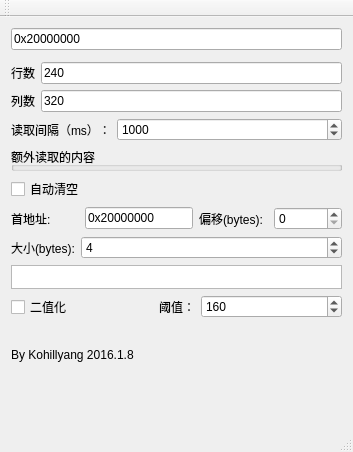
Old version of the form mainwindow.ui in the repository kohillyang/smart-car-camera-read-by-jlink-and-qt.
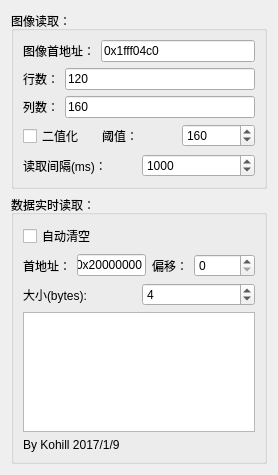
New version of the form.

Commit message: 重新布局，修复在高分屏上布局错乱的bug

```diff
--- a/mainwindow.ui
+++ b/mainwindow.ui
@@ -1,215 +1,86 @@
 <?xml version="1.0" encoding="UTF-8"?>
 <ui version="4.0">
  <class>MainWindow</class>
- <widget class="QMainWindow" name="MainWindow">
+ <widget class="QWidget" name="MainWindow">
   <property name="geometry">
    <rect>
     <x>0</x>
     <y>0</y>
-    <width>353</width>
-    <height>452</height>
+    <width>278</width>
+    <height>475</height>
    </rect>
   </property>
   <property name="windowTitle">
    <string>MainWindow</string>
   </property>
-  <widget class="QWidget" name="centralWidget">
-   <property name="sizePolicy">
-    <sizepolicy hsizetype="Fixed" vsizetype="Fixed">
-     <horstretch>0</horstretch>
-     <verstretch>0</verstretch>
-    </sizepolicy>
-   </property>
-   <property name="maximumSize">
-    <size>
-     <width>353</width>
-     <height>395</height>
-    </size>
-   </property>
-   <layout class="QVBoxLayout" name="verticalLayout">
-    <item>
-     <layout class="QHBoxLayout" name="horizontalLayout">
-      <item>
+  <layout class="QGridLayout" name="gridLayout">
+   <item row="0" column="0">
+    <layout class="QHBoxLayout" name="horizontalLayout_3">
+     <item>
+      <widget class="QGroupBox" name="groupBox">
+       <property name="title">
+        <string>图像读取：</string>
+       </property>
        <layout class="QVBoxLayout" name="verticalLayout_2">
         <item>
-         <widget class="QLineEdit" name="lineEdit">
-          <property name="sizePolicy">
-           <sizepolicy hsizetype="Minimum" vsizetype="Fixed">
-            <horstretch>0</horstretch>
-            <verstretch>0</verstretch>
-           </sizepolicy>
-          </property>
-          <property name="text">
-           <string>0x20000000</string>
-          </property>
-         </widget>
-        </item>
-        <item>
-         <widget class="Line" name="line">
-          <property name="orientation">
-           <enum>Qt::Vertical</enum>
-          </property>
-         </widget>
-        </item>
-        <item>
-         <layout class="QHBoxLayout" name="horizontalLayout_2">
+         <layout class="QHBoxLayout" name="horizontalLayout">
           <item>
            <widget class="QLabel" name="label">
             <property name="text">
-             <string>行数</string>
+             <string>图像首地址：</string>
             </property>
            </widget>
           </item>
           <item>
-           <widget class="QLineEdit" name="lineEdit_row">
+           <widget class="QLineEdit" name="lineEdit">
             <property name="text">
-             <string>240</string>
+             <string>0x1fff04c0</string>
             </property>
            </widget>
           </item>
          </layout>
         </item>
         <item>
-         <layout class="QHBoxLayout" name="horizontalLayout_3">
+         <layout class="QHBoxLayout" name="horizontalLayout_2">
           <item>
            <widget class="QLabel" name="label_2">
             <property name="text">
-             <string>列数</string>
+             <string>行数：</string>
             </property>
            </widget>
           </item>
           <item>
-           <widget class="QLineEdit" name="lineEdit_column">
+           <widget class="QLineEdit" name="lineEdit_row">
             <property name="text">
-             <string>320</string>
+             <string>120</string>
             </property>
            </widget>
           </item>
          </layout>
         </item>
-        <item>
-         <layout class="QHBoxLayout" name="horizontalLayout_6">
-          <item>
-           <widget class="QLabel" name="label_5">
-            <property name="text">
-             <string>读取间隔（ms）：</string>
-            </property>
-           </widget>
-          </item>
-          <item>
-           <widget class="QSpinBox" name="spinBox_catch_time_interval">
-            <property name="sizePolicy">
-             <sizepolicy hsizetype="Expanding" vsizetype="Expanding">
-              <horstretch>0</horstretch>
-              <verstretch>0</verstretch>
-             </sizepolicy>
-            </property>
-            <property name="maximum">
-             <number>3000</number>
-            </property>
-            <property name="value">
-             <number>1000</number>
-            </property>
-           </widget>
-          </item>
-         </layout>
-        </item>
-        <item>
-         <widget class="QGroupBox" name="groupBox">
-          <property name="title">
-           <string>额外读取的内容</string>
-          </property>
-         </widget>
-        </item>
-        <item>
-         <widget class="QCheckBox" name="checkBox_autoClear">
-          <property name="text">
-           <string>自动清空</string>
-          </property>
-         </widget>
-        </item>
         <item>
          <layout class="QHBoxLayout" name="horizontalLayout_4">
           <item>
            <widget class="QLabel" name="label_3">
             <property name="text">
-             <string>首地址:</string>
+             <string>列数：</string>
             </property>
            </widget>
           </item>
           <item>
-           <widget class="QLineEdit" name="lineEdit_EX_Addr">
-            <property name="sizePolicy">
-             <sizepolicy hsizetype="Fixed" vsizetype="Fixed">
-              <horstretch>0</horstretch>
-              <verstretch>0</verstretch>
-             </sizepolicy>
-            </property>
-            <property name="minimumSize">
-             <size>
-              <width>0</width>
-              <height>0</height>
-             </size>
-            </property>
+           <widget class="QLineEdit" name="lineEdit_column">
             <property name="text">
-             <string>0x20000000</string>
+             <string>160</string>
             </property>
             <property name="maxLength">
              <number>10</number>
             </property>
            </widget>
           </item>
-          <item>
-           <widget class="QLabel" name="label_7">
-            <property name="text">
-             <string>偏移(bytes):</string>
-            </property>
-           </widget>
-          </item>
-          <item>
-           <widget class="QSpinBox" name="spinBox_Ex_offset">
-            <property name="maximum">
-             <number>100000</number>
-            </property>
-           </widget>
-          </item>
          </layout>
         </item>
         <item>
-         <layout class="QHBoxLayout" name="horizontalLayout_8"/>
-        </item>
-        <item>
-         <layout class="QHBoxLayout" name="horizontalLayout_5">
-          <item>
-           <widget class="QLabel" name="label_4">
-            <property name="text">
-             <string>大小(bytes):</string>
-            </property>
-           </widget>
-          </item>
-          <item>
-           <widget class="QSpinBox" name="spinBox_EX_Context">
-            <property name="sizePolicy">
-             <sizepolicy hsizetype="Expanding" vsizetype="Fixed">
-              <horstretch>0</horstretch>
-              <verstretch>0</verstretch>
-             </sizepolicy>
-            </property>
-            <property name="maximum">
-             <number>10000</number>
-            </property>
-            <property name="value">
-             <number>4</number>
-            </property>
-           </widget>
-          </item>
-         </layout>
-        </item>
-        <item>
-         <widget class="QTextEdit" name="textEdit_Ex"/>
-        </item>
-        <item>
-         <layout class="QHBoxLayout" name="horizontalLayout_7">
+         <layout class="QHBoxLayout" name="horizontalLayout_9">
           <item>
            <widget class="QCheckBox" name="checkBox_binaryzation">
             <property name="text">
@@ -218,13 +89,7 @@
            </widget>
           </item>
           <item>
-           <widget class="QLabel" name="label_8">
-            <property name="sizePolicy">
-             <sizepolicy hsizetype="Fixed" vsizetype="Minimum">
-              <horstretch>0</horstretch>
-              <verstretch>0</verstretch>
-             </sizepolicy>
-            </property>
+           <widget class="QLabel" name="label_7">
             <property name="text">
              <string>阈值：</string>
             </property>
@@ -243,74 +108,116 @@
          </layout>
         </item>
         <item>
-         <spacer name="verticalSpacer">
-          <property name="orientation">
-           <enum>Qt::Vertical</enum>
+         <layout class="QHBoxLayout" name="horizontalLayout_10">
+          <item>
+           <widget class="QLabel" name="label_8">
+            <property name="text">
+             <string>读取间隔(ms)：</string>
+            </property>
+           </widget>
+          </item>
+          <item>
+           <widget class="QSpinBox" name="spinBox_catch_time_interval">
+            <property name="maximum">
+             <number>50000</number>
+            </property>
+            <property name="value">
+             <number>1000</number>
+            </property>
+           </widget>
+          </item>
+         </layout>
+        </item>
+       </layout>
+      </widget>
+     </item>
+    </layout>
+   </item>
+   <item row="1" column="0">
+    <widget class="QGroupBox" name="groupBox_2">
+     <property name="title">
+      <string>数据实时读取：</string>
+     </property>
+     <layout class="QVBoxLayout" name="verticalLayout_3">
+      <item>
+       <layout class="QHBoxLayout" name="horizontalLayout_5">
+        <item>
+         <widget class="QCheckBox" name="checkBox_autoClear">
+          <property name="text">
+           <string>自动清空</string>
           </property>
-          <property name="sizeType">
-           <enum>QSizePolicy::Minimum</enum>
+         </widget>
+        </item>
+       </layout>
+      </item>
+      <item>
+       <layout class="QHBoxLayout" name="horizontalLayout_6">
+        <item>
+         <widget class="QLabel" name="label_4">
+          <property name="text">
+           <string>首地址：</string>
           </property>
-          <property name="sizeHint" stdset="0">
-           <size>
-            <width>20</width>
-            <height>173</height>
-           </size>
+         </widget>
+        </item>
+        <item>
+         <widget class="QLineEdit" name="lineEdit_EX_Addr">
+          <property name="text">
+           <string>0x20000000</string>
           </property>
-         </spacer>
+         </widget>
         </item>
+        <item>
+         <widget class="QLabel" name="label_5">
+          <property name="text">
+           <string>偏移：</string>
+          </property>
+         </widget>
+        </item>
+        <item>
+         <widget class="QSpinBox" name="spinBox_Ex_offset">
+          <property name="maximum">
+           <number>10000</number>
+          </property>
+         </widget>
+        </item>
+       </layout>
+      </item>
+      <item>
+       <layout class="QHBoxLayout" name="horizontalLayout_7">
         <item>
          <widget class="QLabel" name="label_6">
           <property name="text">
-           <string>By Kohillyang 2016.1.8 </string>
+           <string>大小(bytes):</string>
+          </property>
+         </widget>
+        </item>
+        <item>
+         <widget class="QSpinBox" name="spinBox_EX_Context">
+          <property name="maximum">
+           <number>100000</number>
+          </property>
+          <property name="value">
+           <number>4</number>
           </property>
          </widget>
         </item>
        </layout>
       </item>
+      <item>
+       <widget class="QTextEdit" name="textEdit_Ex"/>
+      </item>
+      <item>
+       <widget class="QLabel" name="label_9">
+        <property name="text">
+         <string>By Kohill 2017/1/9</string>
+        </property>
+       </widget>
+      </item>
      </layout>
-    </item>
-    <item>
-     <layout class="QGridLayout" name="gridLayout"/>
-    </item>
-    <item>
-     <spacer name="verticalSpacer_2">
-      <property name="orientation">
-       <enum>Qt::Vertical</enum>
-      </property>
-      <property name="sizeType">
-       <enum>QSizePolicy::Minimum</enum>
-      </property>
-      <property name="sizeHint" stdset="0">
-       <size>
-        <width>20</width>
-        <height>40</height>
-       </size>
-      </property>
-     </spacer>
-    </item>
-   </layout>
-  </widget>
-  <widget class="QMenuBar" name="menuBar">
-   <property name="geometry">
-    <rect>
-     <x>0</x>
-     <y>0</y>
-     <width>353</width>
-     <height>23</height>
-    </rect>
-   </property>
-  </widget>
-  <widget class="QToolBar" name="mainToolBar">
-   <attribute name="toolBarArea">
-    <enum>TopToolBarArea</enum>
-   </attribute>
-   <attribute name="toolBarBreak">
-    <bool>false</bool>
-   </attribute>
-  </widget>
-  <widget class="QStatusBar" name="statusBar"/>
+    </widget>
+   </item>
+  </layout>
  </widget>
- <layoutdefault spacing="6" margin="11"/>
  <resources/>
  <connections/>
 </ui>
```
Left out of the diff: 3 changed lines with no effect on the pictures. The commit also changes 6 other files.
